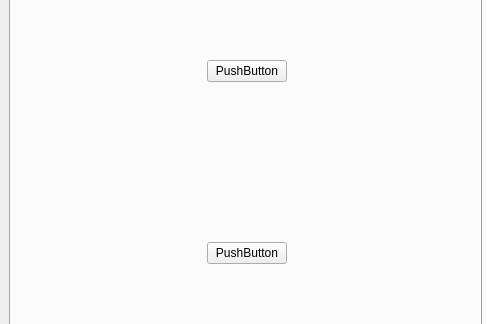
This is mainwindow.ui in gslg-1/BLETableControl as Qt 5 draws it before an edit; both pictures show x 0 to 487 and y 138 to 462 of the 800 by 600 pixel window. The edited form follows.
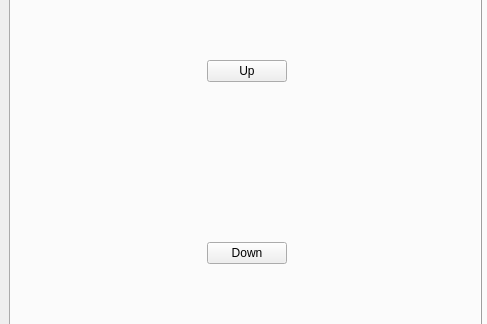
This is the edited form.

Commit message: GUI - Add missing lables of the buttons

The edit to the form file:
```diff
--- a/mainwindow.ui
+++ b/mainwindow.ui
@@ -111,7 +111,7 @@
               <item>
                <widget class="QPushButton" name="pushButton_2">
                 <property name="text">
-                 <string>PushButton</string>
+                 <string>Up</string>
                 </property>
                </widget>
               </item>
@@ -148,7 +148,7 @@
               <item>
                <widget class="QPushButton" name="pushButton">
                 <property name="text">
-                 <string>PushButton</string>
+                 <string>Down</string>
                 </property>
                </widget>
               </item>
```
